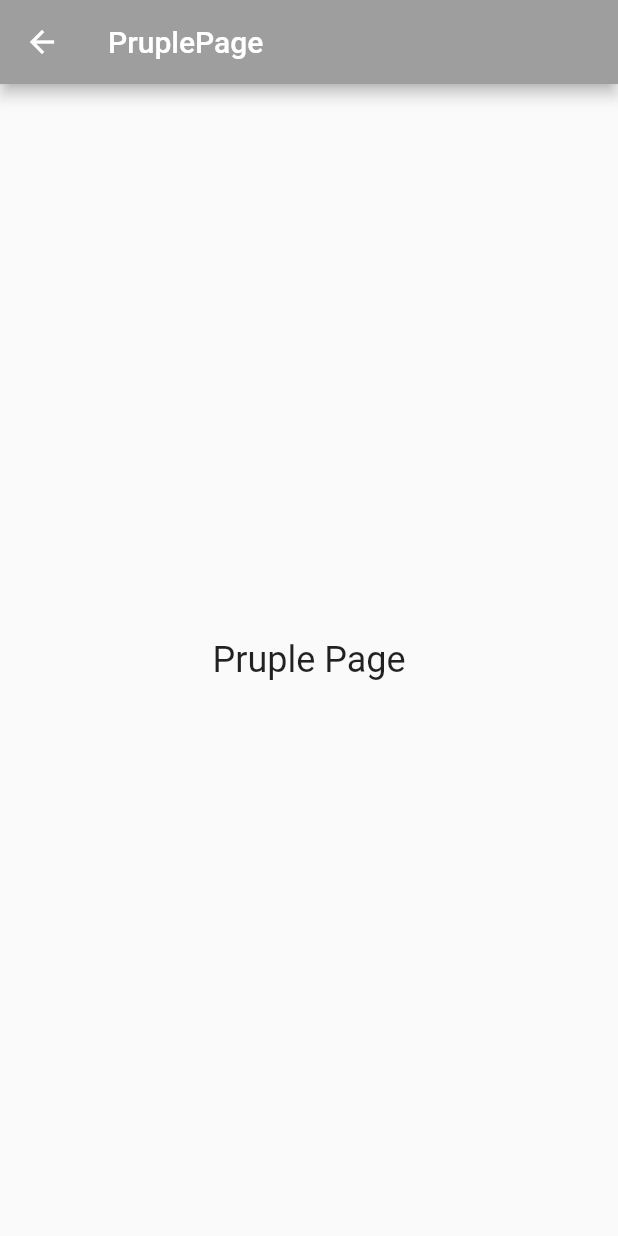
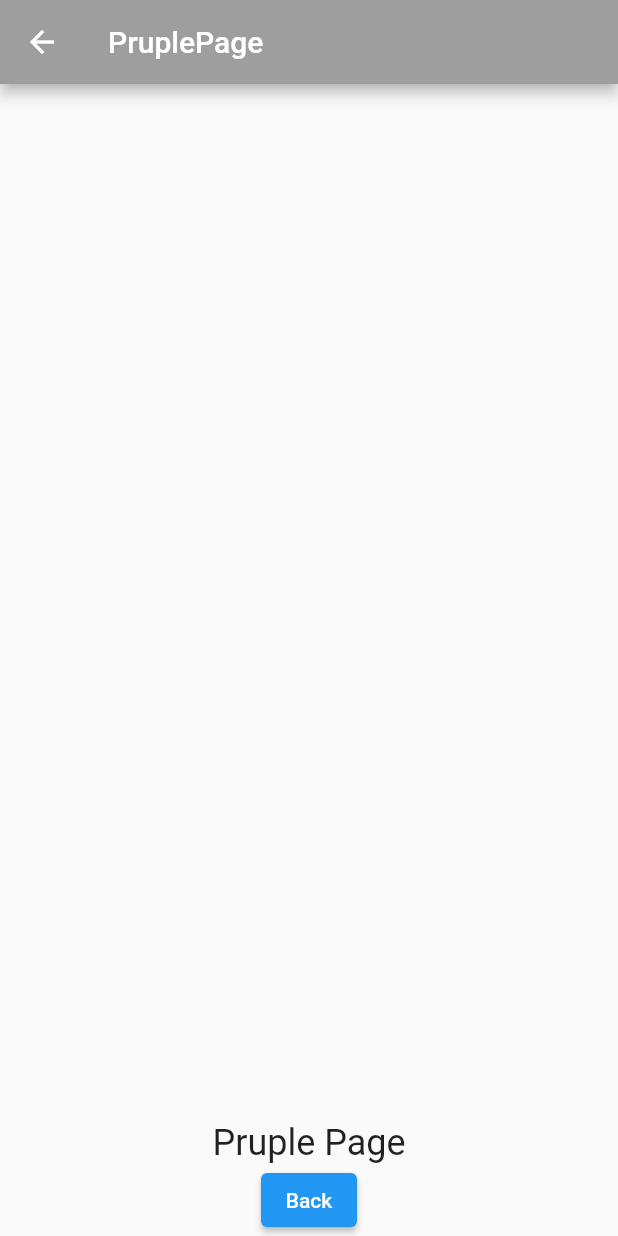
Before and after one commit to Gokdenizsari/flutter_Navigations, a Flutter app: the PurplePage screen opened directly, on a phone screen of 412 x 824 dp. Run offline on Flutter 3.47's test engine with Material 2 defaults, Android fonts, the phone set to English and light mode, and no system bars.

Commit message:
Update purple_page.dart

```diff
--- a/lib/purple_page.dart
+++ b/lib/purple_page.dart
@@ -1,20 +1,40 @@
+import 'dart:math';
+
 import 'package:flutter/material.dart';
 
 class PurplePage extends StatelessWidget {
-  const PurplePage({Key? key}) : super(key: key);
-
+  PurplePage({Key? key}) : super(key: key);
+  int _randomSayi = 0;
   @override
   Widget build(BuildContext context) {
-    return  Scaffold(
+    return WillPopScope(
+      onWillPop: () {
+        print("No");
+        return Future.value(false);
+      },
+      child: Scaffold(
         appBar: AppBar(
           title: Text("PruplePage"),
           backgroundColor: Colors.grey,
         ),
         body: Center(
-          child: Text(
+            child: Column(
+          mainAxisAlignment: MainAxisAlignment.end,
+          children: [
+            Text(
               "Pruple Page",
               style: TextStyle(fontSize: 24),
+            ),
+            ElevatedButton(
+                onPressed: () {
+                  _randomSayi = Random().nextInt(99);
+                  print("sayı = $_randomSayi");
+                  Navigator.of(context).pop(_randomSayi);
+                },
+                child: Text("Back"))
+          ],
         )),
+      ),
     );
   }
 }
```
Lines whose indentation alone changed are shown as unchanged.
